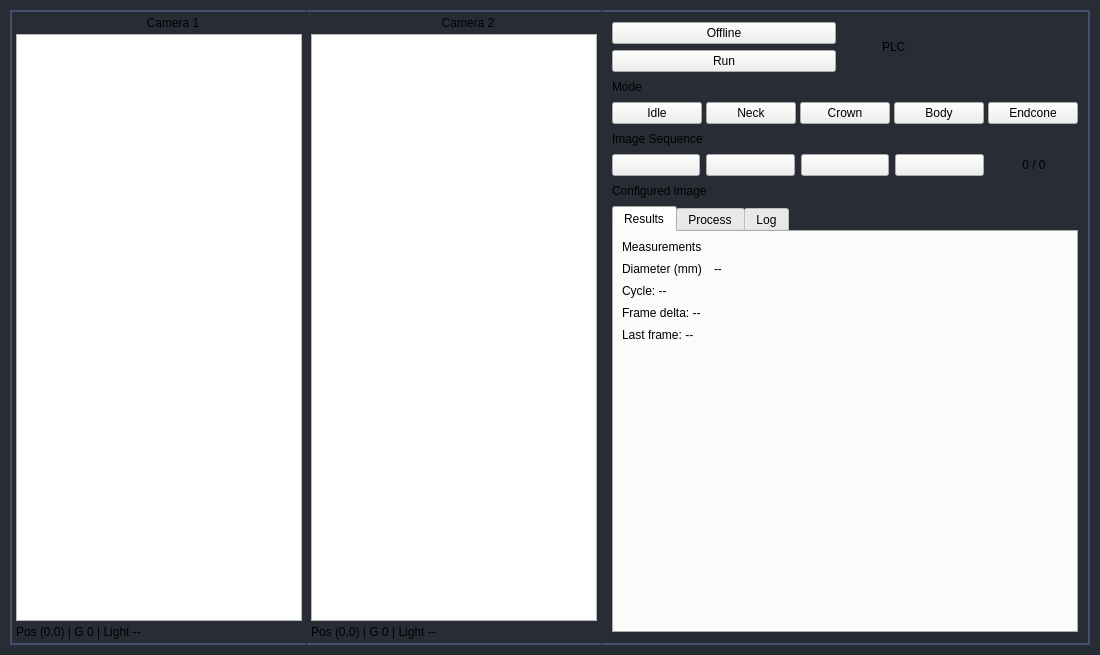
Before: the Qt Designer form ui/PageHome.ui in bruceking0825/PVA_DualCam, drawn with Qt 5.
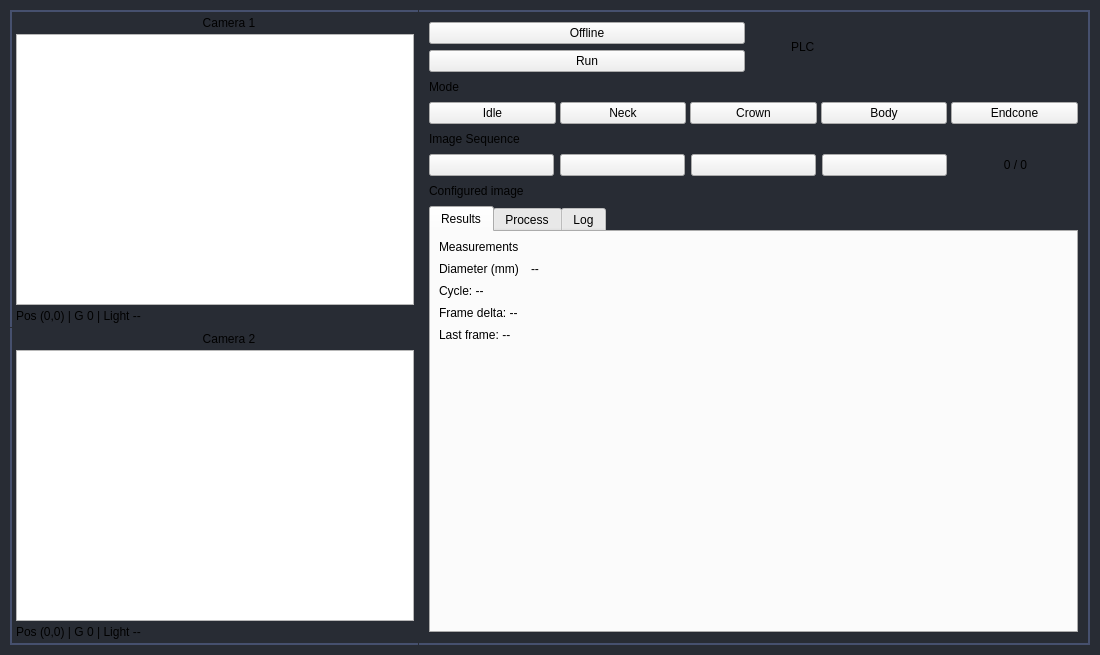
After: the same form once the commit is applied. Icons and pictures are not drawn. Custom widgets are drawn as their Qt base class.

```diff
--- a/ui/PageHome.ui
+++ b/ui/PageHome.ui
@@ -20,12 +20,12 @@
 #frameCam1 {
     border-top: 2px solid rgb(70, 80, 110);
     border-left: 2px solid rgb(70, 80, 110);
-    border-bottom: 2px solid rgb(70, 80, 110);
+    border-bottom: 0px;
     border-right: 0px solid rgb(70, 80, 110);
 }
 #frameCam2 {
-    border-top: 2px solid rgb(70, 80, 110);
-    border-left: 0px solid rgb(70, 80, 110);
+    border-top: 0px;
+    border-left: 2px solid rgb(70, 80, 110);
     border-bottom: 2px solid rgb(70, 80, 110);
     border-right: 0px solid rgb(70, 80, 110);
 }
@@ -66,7 +66,7 @@
      </property>
      <widget class="QSplitter" name="viewSplitter">
       <property name="orientation">
-       <enum>Qt::Orientation::Horizontal</enum>
+       <enum>Qt::Orientation::Vertical</enum>
       </property>
       <property name="handleWidth">
        <number>1</number>
```
